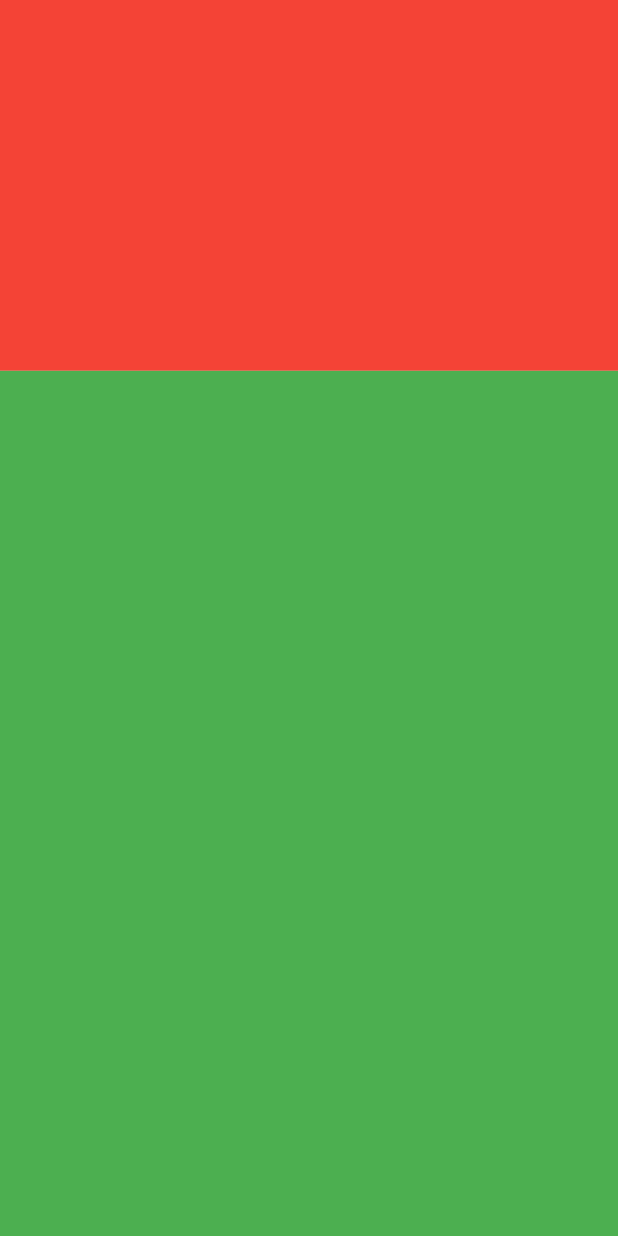
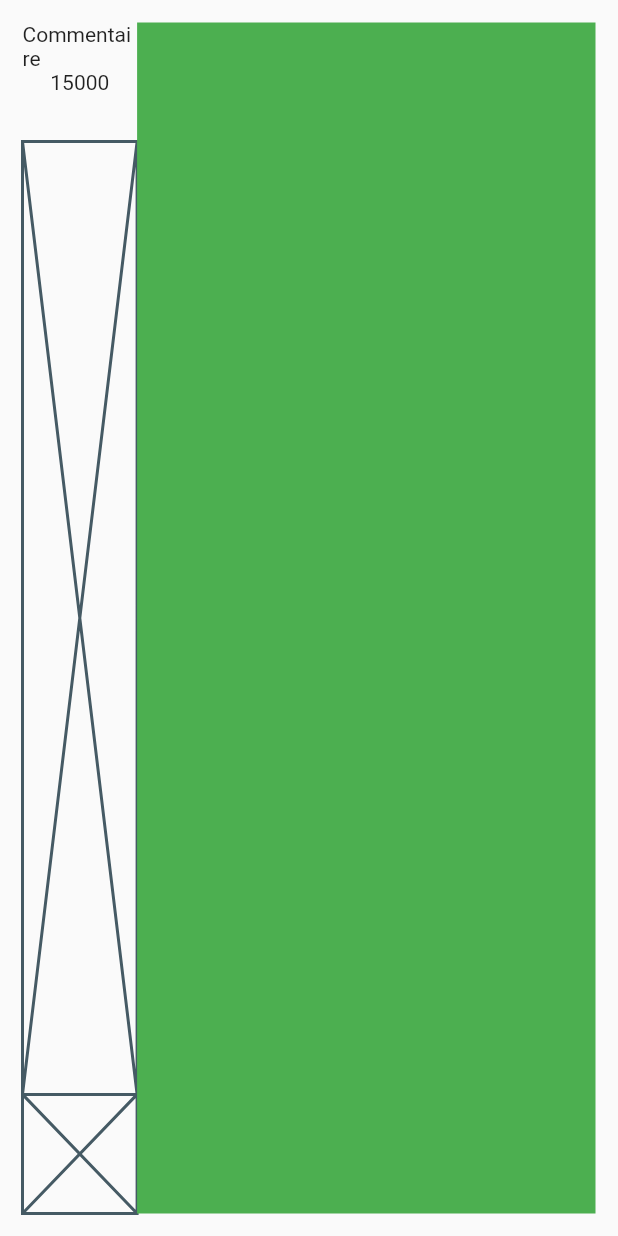
Before and after one commit to Batutankuma/linaApp, a Flutter app: the screen it shows after launch, on a phone screen of 412 x 824 dp. Run offline on Flutter 3.47's test engine with Material 2 defaults, Android fonts, the phone set to English and light mode, and no system bars.

Commit message:
creation espace commetaire et ajout titre et no...

```diff
--- a/lib/views/liveMatch.dart
+++ b/lib/views/liveMatch.dart
@@ -4,24 +4,60 @@ class LiveMatch extends StatelessWidget{
   @override
   Widget build(BuildContext context) {
     return Scaffold(
-      body: Column(
+      body: Container(
+        height: MediaQuery.of(context).size.height,
+        width: MediaQuery.of(context).size.width,
+        padding: EdgeInsets.all(15),
+        child: Row(
         children: <Widget>[
-          Flexible(child: CommentairUser(),flex: 3),
-          Flexible(child: ViewsMatch(),flex: 7)
+          Flexible(child: CommentairUser(),flex: 2),
+          Flexible(child: ViewsMatch(),flex: 8)
+        ],
+      ),
+      )
+    );
+  }
+}
+
+//espace des commantaire des utilisateur
+class CommentairUser extends StatelessWidget{
+  @override
+  Widget build(BuildContext context) {
+    return Container(
+      height: MediaQuery.of(context).size.height,
+      width: MediaQuery.of(context).size.width,
+      child: Column(
+        mainAxisAlignment: MainAxisAlignment.spaceBetween,
+        children: [
+          //title d'application
+          Flexible(child: commentaireTitle(context),flex: 1),
+          //affichage des commentaire
+          Flexible(child: Placeholder(),flex: 8),
+          //editeur commentaire
+          Flexible(child: Placeholder(),flex: 1)
         ],
       ),
     );
   }
-}
-
-class CommentairUser extends StatelessWidget{
-  @override
-  Widget build(BuildContext context) {
+  //titre et nombre de commentaire
+  Widget commentaireTitle(BuildContext context){
     return Container(
-      color: Colors.red,
+      height: MediaQuery.of(context).size.height,
+      width: MediaQuery.of(context).size.width,
+      child: Column(
+        children: [
+          //title
+          Center(
+            child: Text("Commentaire"),
+          ),
+          //number
+          Center(
+            child: Text("15000"),
+          )
+        ],
+      )
     );
   }
-
 }
 
 class ViewsMatch extends StatelessWidget{
```
